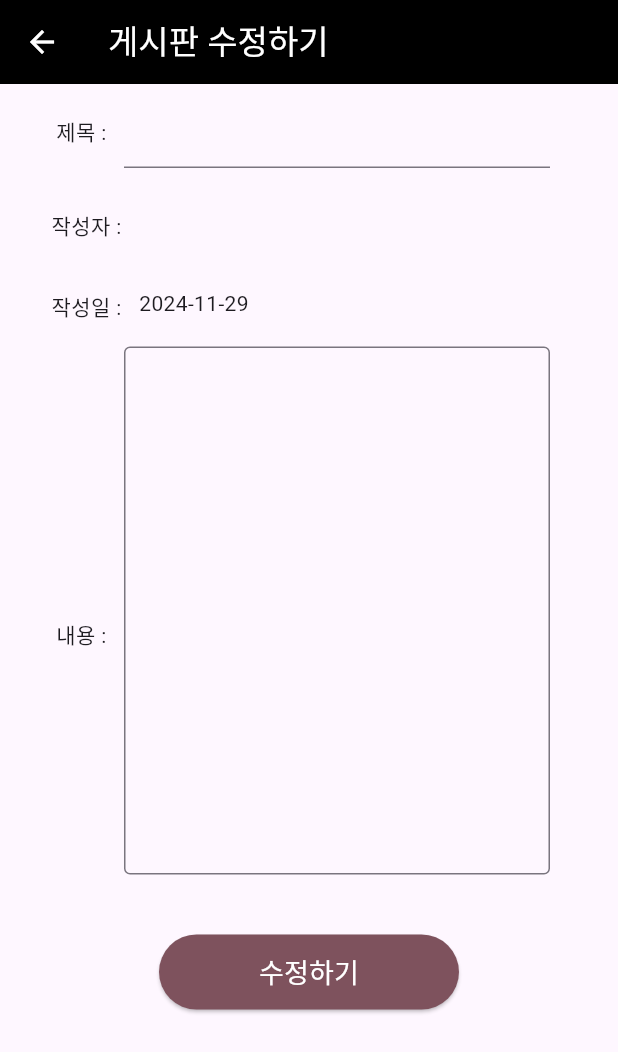
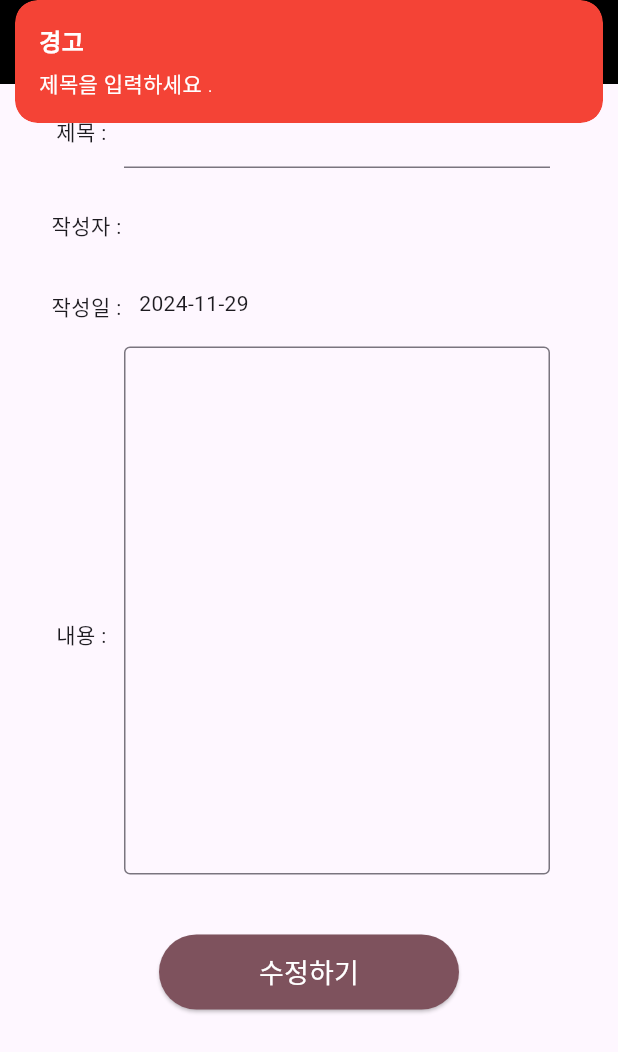
Before and after one commit to shin-na-ra/CRUD_board, a Flutter app: the EditPage screen opened directly with empty values, after a tap on "수정하기", on a phone screen of 412 x 824 dp. Shown: the top 1052 px of the screen. Run offline on Flutter 3.47's test engine with Material 3 defaults, Android fonts, the phone set to English and light mode, and no system bars; our stand-ins replace cloud_firestore, firebase_core, get, get_storage; accounts and stored records are empty.

Commit message:
게시판 수정기능 추가

```diff
--- a/lib/view/board/home.dart
+++ b/lib/view/board/home.dart
@@ -6,6 +6,7 @@
 import 'package:intl/intl.dart';
 
 import 'addPage.dart';
+import 'edidPage.dart';
 
 class Home extends StatelessWidget {
   const Home({super.key});
@@ -14,7 +15,6 @@
   Widget build(BuildContext context) {
 
     final VMgetX controller = Get.put(VMgetX());
-
 
     return Scaffold(
       appBar: controller.myAppBar("게시판"),
@@ -108,6 +108,15 @@
             trailing: Text(
               DateFormat('yyyy-MM-dd').format(board.date.toDate())
             ),
+            onTap: () {
+              Get.to(EditPage(
+                id : doc.id,
+                title : board.title,
+                content : board.content,
+                userid : board.userid,
+                btnName: "수정하기"
+              ));
+            }
           ),
         ),
       ],
--- a/lib/vm/vm_getx.dart
+++ b/lib/vm/vm_getx.dart
@@ -66,6 +66,10 @@
             // value == 7, 글쓰기
             } else if (value == 7) {
               await writeBoard(cont1, cont2);
+
+            // value == 8, 글 수정
+            } else if (value == 8) {
+              await updateBoard(cont1, cont2);
             }
 
 
@@ -106,7 +110,7 @@
       duration: const Duration(seconds: 2),
       backgroundColor: num == 1 ? Colors.green : Colors.red,
       colorText: Colors.white,
-      snackPosition: SnackPosition.BOTTOM
+      snackPosition: SnackPosition.TOP
     );
   }
 
@@ -430,4 +434,38 @@
     Get.back();
     buttonSnack("알림", "등록이 되었습니다.", 1);
   }
+
+
+  //글 수정하기
+  updateBoard(TextEditingController? titleController, TextEditingController? contentController) {
+    String title = titleController!.text.trim();
+    String content = contentController!.text.trim();
+
+    if(title.isEmpty) {
+      buttonSnack("경고", "제목을 입력하세요 .", 2);
+      return;
+    }
+
+    if(content.isEmpty) {
+      buttonSnack("경고", "내용을 입력하세요 .", 2);
+      return;
+    }
+
+    final box = GetStorage();
+    print("userid. boxread : ${box.read('userid')}");
+
+    FirebaseFirestore.instance
+    .collection('board')
+    .doc(box.read('docid'))
+    .update(
+      {
+        'title' : title,
+        'content' : content,
+        'date' : DateTime.now(),
+        'userid' : box.read('userid')
+      }
+    );
+    Get.back();
+    buttonSnack("알림", "수정이 되었습니다.", 1);
+  }
 }
```
